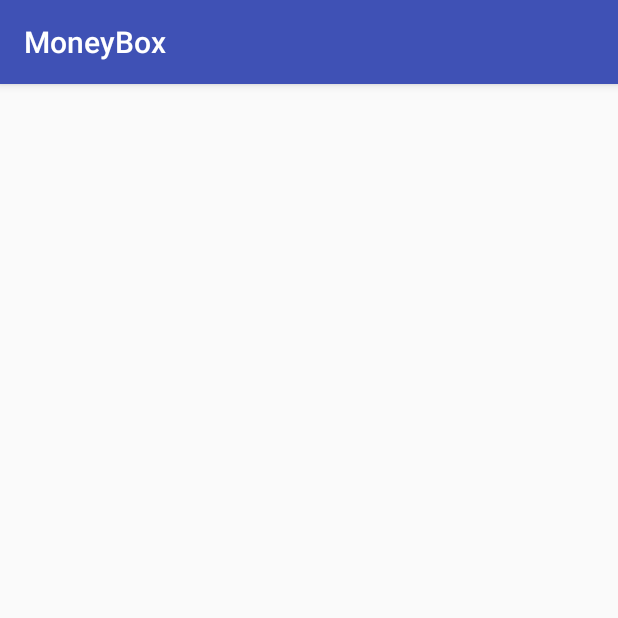
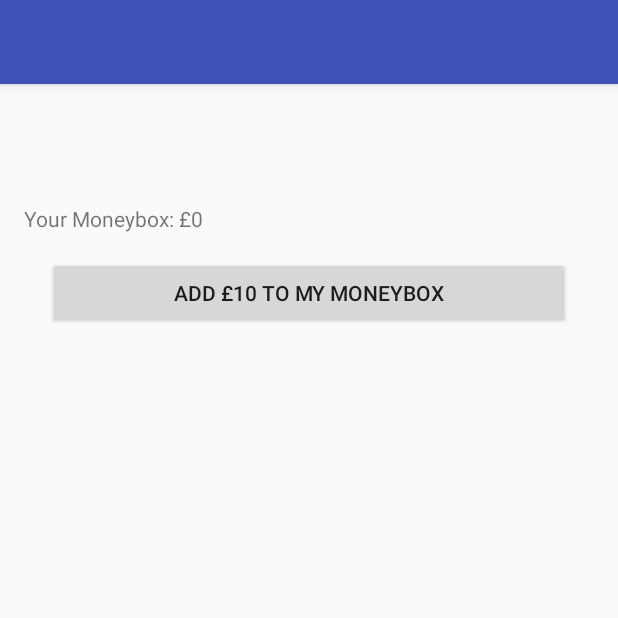
Before and after one commit to TinNova/MoneyBox, an Android app: the DetailActivity screen opened directly, with no data from a screen before it, on a phone screen of 412 x 824 dp, the top half of it. Run offline under Robolectric (Android 15) with nearby library versions, the phone set to English and light mode, and no system bars; network calls fail; 3 statements that could not run were skipped.

Commit message:
feat: DetailActivity is populated with data
- mProducts ArrayList is populated the DetailActivity

```diff
--- a/app/src/main/java/com/example/tin/moneybox/DetailActivity.java
+++ b/app/src/main/java/com/example/tin/moneybox/DetailActivity.java
@@ -4,6 +4,7 @@ import android.content.Intent;
 import android.support.v7.app.AppCompatActivity;
 import android.os.Bundle;
 import android.util.Log;
+import android.widget.TextView;
 import android.widget.Toast;
 
 import com.example.tin.moneybox.models.Product;
@@ -20,6 +21,8 @@ public class DetailActivity extends AppCompatActivity implements DetailContract.
 
     int positionClicked;
 
+    TextView moneyboxTv;
+
 
     @Override
     protected void onCreate(Bundle savedInstanceState) {
@@ -27,6 +30,8 @@ public class DetailActivity extends AppCompatActivity implements DetailContract.
         setContentView(R.layout.activity_detail);
 
         detailPresenter = new DetailPresenter(this);
+
+        moneyboxTv = findViewById(R.id.tV_moneybox);
 
         Intent getIntent = getIntent();
 
@@ -36,10 +41,20 @@ public class DetailActivity extends AppCompatActivity implements DetailContract.
             Log.d(TAG, "List: " + mProducts);
             Log.d(TAG, "positionClicked: " + positionClicked);
 
+            detailPresenter.prepareArrayListData(mProducts, positionClicked);
 
         } else {
             Toast.makeText(this, "Error loading data, please try again.", Toast.LENGTH_SHORT).show();
         }
 
     }
+
+    @Override
+    public void populateDetailView(int moneybox, String friendlyName) {
+
+        //moneybox = Integer.parseInt("Your Moneybox: £" + Integer.parseInt(String.valueOf((moneybox))));
+        setTitle(friendlyName);
+        moneyboxTv.setText(String.valueOf(moneybox));
+
+    }
 }
--- a/app/src/main/java/com/example/tin/moneybox/DetailContract.java
+++ b/app/src/main/java/com/example/tin/moneybox/DetailContract.java
@@ -1,4 +1,8 @@
 package com.example.tin.moneybox;
+
+import com.example.tin.moneybox.models.Product;
+
+import java.util.ArrayList;
 
 /**
  * Created by Tin on 18/06/2018.
@@ -8,9 +12,12 @@ public interface DetailContract {
 
     interface DetailScreen {
 
+        void populateDetailView(int moneybox, String friendlyName);
     }
 
     interface DetailPresenter {
 
+        void prepareArrayListData(ArrayList<Product> mProducts, int position);
+
     }
 }
--- a/app/src/main/java/com/example/tin/moneybox/DetailPresenter.java
+++ b/app/src/main/java/com/example/tin/moneybox/DetailPresenter.java
@@ -1,10 +1,9 @@
 package com.example.tin.moneybox;
 
-import android.content.Context;
+import com.example.tin.moneybox.models.Product;
 
-/**
- * Created by Tin on 18/06/2018.
- */
+import java.util.ArrayList;
+
 
 public class DetailPresenter implements DetailContract.DetailPresenter {
 
@@ -14,4 +13,14 @@ public class DetailPresenter implements DetailContract.DetailPresenter {
         this.detailScreen = screen;
     }
 
+    @Override
+    public void prepareArrayListData(ArrayList<Product> mProducts, int position) {
+
+        Product product = mProducts.get(position);
+
+        int moneybox = product.getMoneybox();
+        String productFriendlyName = product.getFriendlyName();
+
+        detailScreen.populateDetailView(moneybox, productFriendlyName);
+    }
 }
--- a/app/src/main/res/layout/activity_detail.xml
+++ b/app/src/main/res/layout/activity_detail.xml
@@ -6,4 +6,35 @@
     android:layout_height="match_parent"
     tools:context="com.example.tin.moneybox.DetailActivity">
 
+    <TextView
+        android:id="@+id/detAct_tV_Title"
+        android:layout_width="wrap_content"
+        android:layout_height="wrap_content"
+        android:layout_marginStart="16dp"
+        android:layout_marginTop="80dp"
+        android:text="@string/detailActivity_title"
+        tools:text="1000"
+        app:layout_constraintStart_toStartOf="parent"
+        app:layout_constraintTop_toTopOf="parent" />
+
+    <TextView
+        android:id="@+id/tV_moneybox"
+        android:layout_width="wrap_content"
+        android:layout_height="wrap_content"
+        app:layout_constraintBottom_toBottomOf="@+id/detAct_tV_Title"
+        app:layout_constraintStart_toEndOf="@+id/detAct_tV_Title"
+        app:layout_constraintTop_toTopOf="@+id/detAct_tV_Title" />
+
+    <Button
+        android:id="@+id/btn_depositMoney"
+        android:layout_width="0dp"
+        android:layout_height="wrap_content"
+        android:layout_marginEnd="32dp"
+        android:layout_marginStart="32dp"
+        android:layout_marginTop="16dp"
+        android:text="@string/deposit_moneybox"
+        app:layout_constraintEnd_toEndOf="parent"
+        app:layout_constraintStart_toStartOf="parent"
+        app:layout_constraintTop_toBottomOf="@+id/detAct_tV_Title" />
+
 </android.support.constraint.ConstraintLayout>
--- a/app/src/main/res/values/strings.xml
+++ b/app/src/main/res/values/strings.xml
@@ -1,3 +1,8 @@
 <resources>
     <string name="app_name">MoneyBox</string>
+
+    <!-- DetailActivity -->
+    <string name="deposit_moneybox">Add £10 to my Moneybox</string>
+    <string name="detailActivity_title">Your Moneybox: £</string>
+
 </resources>
```
